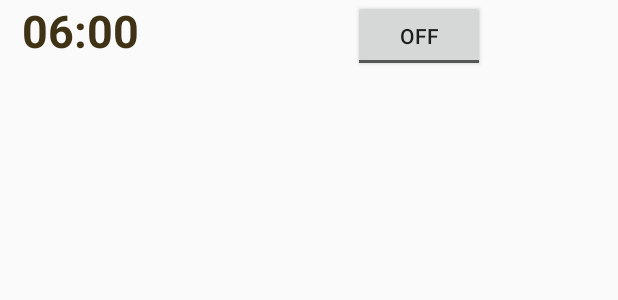
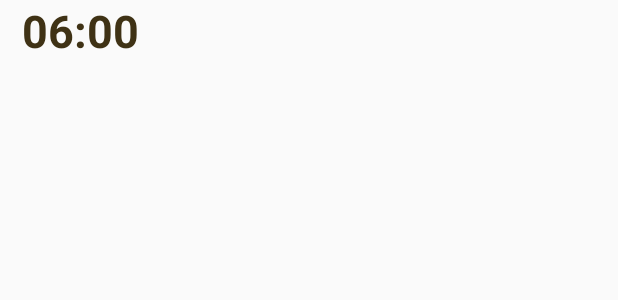
Before and after one commit to wennyyustalim/unbeezy, an Android app: the layout component_alarms_list_view.xml on its own in the app's theme, with its tools: preview values and no code run, on a phone screen of 412 x 824 dp. Shown: the top 300 px of the screen. Run offline under Robolectric (Android 15) with nearby library versions, the phone set to English and light mode, and no system bars.

Commit message:
Delete toggle on alarm list

```diff
--- a/app/src/main/res/layout/component_alarms_list_view.xml
+++ b/app/src/main/res/layout/component_alarms_list_view.xml
@@ -19,17 +19,17 @@
         tools:layout_editor_absoluteX="45dp"
         tools:layout_editor_absoluteY="20dp" />
 
-    <ToggleButton
-        android:id="@+id/alarm_toggle"
-        android:layout_width="wrap_content"
-        android:layout_height="wrap_content"
-        android:layout_below="@+id/alarm_time"
-        android:layout_centerHorizontal="true"
-        android:layout_marginStart="128dp"
-        android:onClick="onToggleClicked"
-        android:text="Alarm On/Off"
-        android:textColorLink="@color/colorPrimary"
-        app:layout_constraintStart_toEndOf="@+id/alarm_time"
-        tools:layout_editor_absoluteY="21dp" />
+    <!--<ToggleButton-->
+        <!--android:id="@+id/alarm_toggle"-->
+        <!--android:layout_width="wrap_content"-->
+        <!--android:layout_height="wrap_content"-->
+        <!--android:layout_below="@+id/alarm_time"-->
+        <!--android:layout_centerHorizontal="true"-->
+        <!--android:layout_marginStart="128dp"-->
+        <!--android:onClick="onToggleClicked"-->
+        <!--android:text="Alarm On/Off"-->
+        <!--android:textColorLink="@color/colorPrimary"-->
+        <!--app:layout_constraintStart_toEndOf="@+id/alarm_time"-->
+        <!--tools:layout_editor_absoluteY="21dp" />-->
 
 </android.support.constraint.ConstraintLayout>
```
Also changed, not shown: gradle.properties (+11 -11 lines).
